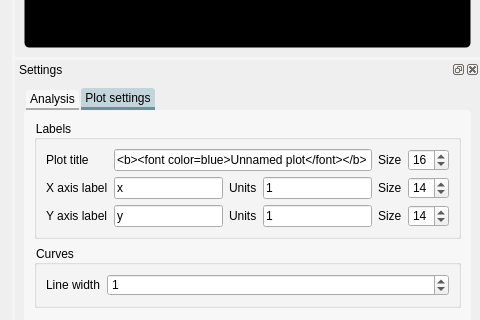
This is nosey/ui/main.ui in flmiot/nosey as Qt 5 draws it before an edit; both pictures show x 800 to 1280 and y 91 to 411 of the 1280 by 800 pixel window. The edited form follows.
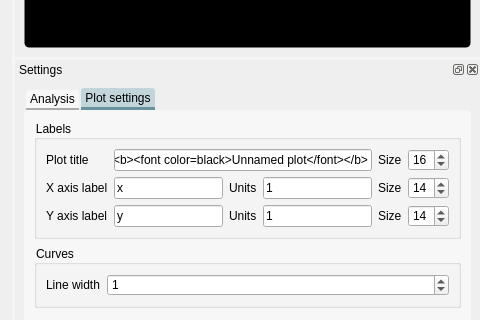
This is the edited form. The open tabs and pages were chosen to show the change. Icons and pictures are not drawn. Custom widgets are drawn as their Qt base class.

Patch:
```diff
--- a/nosey/ui/main.ui
+++ b/nosey/ui/main.ui
@@ -4651,7 +4651,7 @@
                  <string>Enter a plot title (HTML syntax allowed)</string>
                 </property>
                 <property name="text">
-                 <string>&lt;b&gt;&lt;font color=blue&gt;Unnamed plot&lt;/font&gt;&lt;/b&gt;</string>
+                 <string>&lt;b&gt;&lt;font color=black&gt;Unnamed plot&lt;/font&gt;&lt;/b&gt;</string>
                 </property>
                </widget>
               </item>
```
